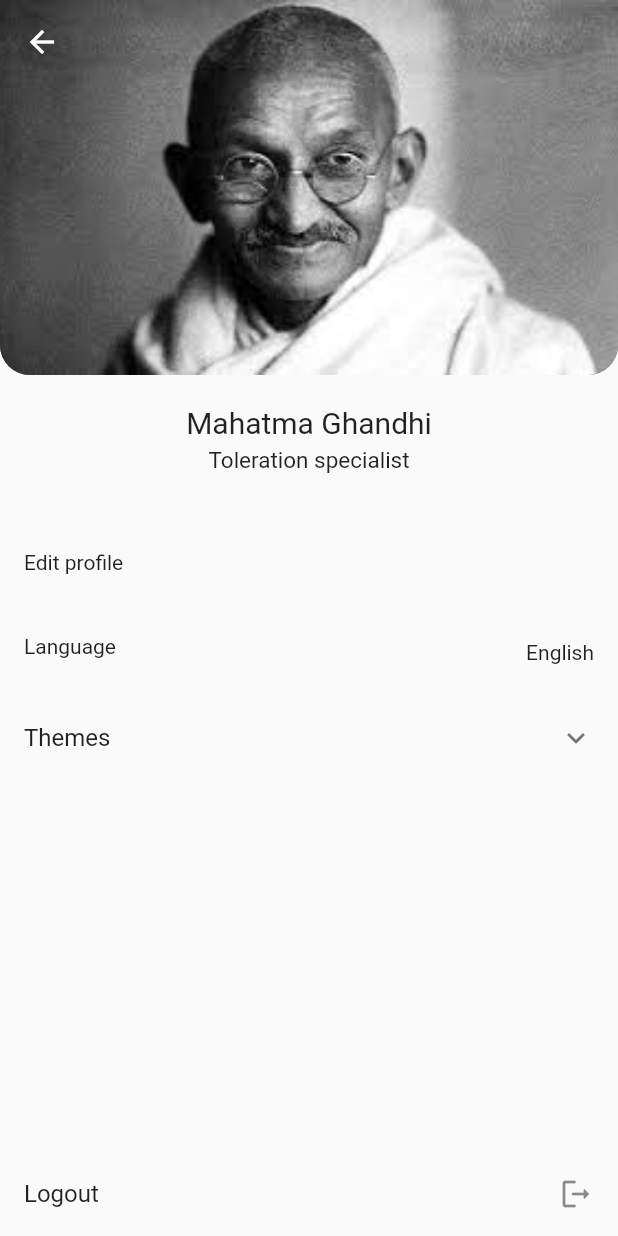
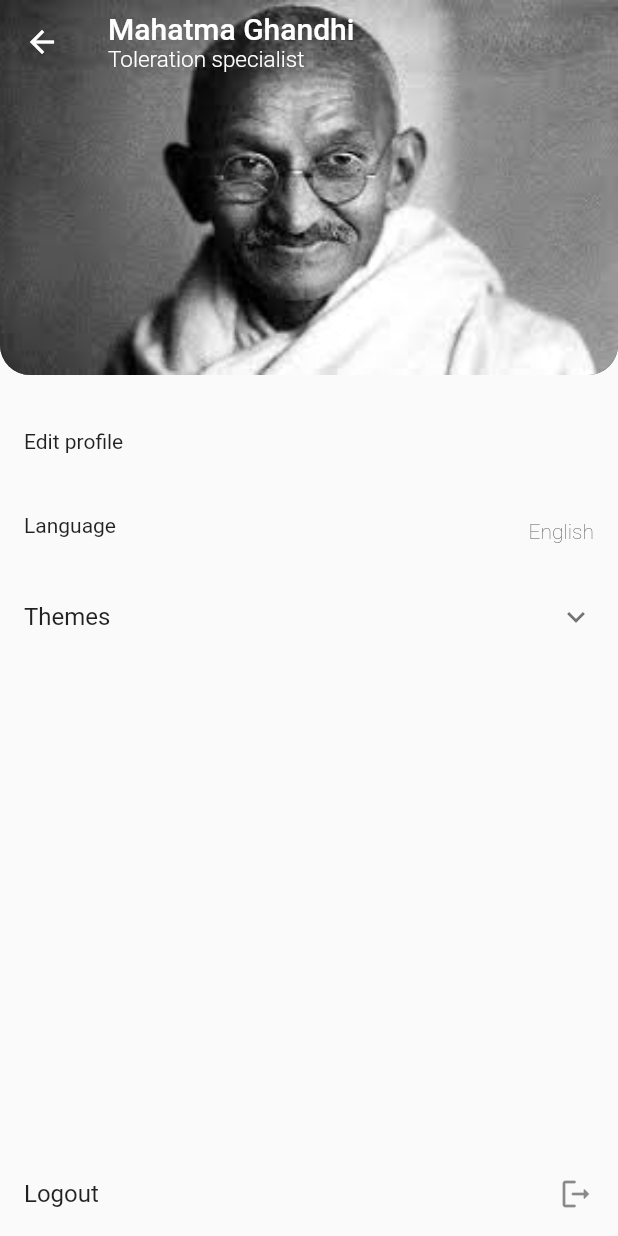
Before and after one commit to MaardinK522/trying_therapist_app, a Flutter app: the SettingsRoutePage screen opened directly, on a phone screen of 412 x 824 dp. Run offline on Flutter 3.47's test engine with Material 2 defaults, Android fonts, the phone set to English and light mode, and no system bars; our stand-ins replace badges, faker, fluttertoast, objectbox, shared_preferences, smooth_page_indicator; missing offline and left inert: qr_code_scanner; accounts and stored records are empty; generated files the repository leaves out were written again.

Commit message:
Fixed some more random UI bugs

```diff
--- a/lib/exclusive_widgets/medicine_group_bottom_sheets.dart
+++ b/lib/exclusive_widgets/medicine_group_bottom_sheets.dart
@@ -144,6 +144,7 @@ class _MedicineGroupBottomSheetsState extends State<MedicineGroupBottomSheets> {
                 Expanded(
                   child: FilledButton.tonal(
                     onPressed: () {
+                      widget.item.topic = topicNameTextController.text.trim();
                       widget.item.medicines = medicineChipsList;
                       Provider.of<MedicineGroupListViewProvider>(context,
                               listen: false)
--- a/lib/models/medicine_course_item_model.dart
+++ b/lib/models/medicine_course_item_model.dart
@@ -4,8 +4,8 @@ import 'package:objectbox/objectbox.dart';
 class MedicineGroupItemModel {
   @Id(assignable: true)
   int id = 0;
-  final String topic;
-  late List<String> medicines;
+  String topic;
+  List<String> medicines;
   bool? isExpanded;
 
   MedicineGroupItemModel({
--- a/lib/routes/settings_route_page.dart
+++ b/lib/routes/settings_route_page.dart
@@ -28,6 +28,7 @@ class _SettingsRoutePageState extends State<SettingsRoutePage> {
     for (var item in themeColors) {
       if (item.color == MyApp.of(context)?.seedColor) item.isSelected = true;
     }
+
     super.initState();
   }
 
@@ -47,10 +48,24 @@ class _SettingsRoutePageState extends State<SettingsRoutePage> {
           return [
             SliverAppBar(
               shape: const RoundedRectangleBorder(
-                  borderRadius: BorderRadius.only(
-                bottomRight: Radius.circular(20),
-                bottomLeft: Radius.circular(20),
-              )),
+                borderRadius: BorderRadius.only(
+                  bottomRight: Radius.circular(20),
+                  bottomLeft: Radius.circular(20),
+                ),
+              ),
+              title: const Column(
+                crossAxisAlignment: CrossAxisAlignment.start,
+                children: [
+                  Text(
+                    "Mahatma Ghandhi",
+                    style: TextStyle(fontSize: 20),
+                  ),
+                  Text(
+                    "Toleration specialist",
+                    style: TextStyle(fontSize: 15, fontWeight: FontWeight.w300),
+                  ),
+                ],
+              ),
               floating: true,
               expandedHeight: 250,
               flexibleSpace: ClipRRect(
@@ -77,17 +92,6 @@ class _SettingsRoutePageState extends State<SettingsRoutePage> {
                 child: Column(
                   children: [
                     SizedBox(height: MediaQuery.of(context).padding.top + 20),
-                    const Text(
-                      "Mahatma Ghandhi",
-                      style: TextStyle(fontSize: 20),
-                    ),
-                    const SizedBox(height: 5),
-                    const Text(
-                      "Toleration specialist",
-                      style: TextStyle(fontSize: 15),
-                    ),
-                    const SizedBox(height: 25),
-                    const SizedBox(height: 10),
                     ListTile(
                       onTap: () {},
                       leading: const Text("Edit profile"),
@@ -95,7 +99,10 @@ class _SettingsRoutePageState extends State<SettingsRoutePage> {
                     ListTile(
                       onTap: () {},
                       leading: const Text("Language"),
-                      trailing: const Text("English"),
+                      trailing: const Text(
+                        "English",
+                        style: TextStyle(fontWeight: FontWeight.w200),
+                      ),
                     ),
                     ExpansionTile(
                       title: const Text("Themes"),
--- a/lib/windows/chat_history_window.dart
+++ b/lib/windows/chat_history_window.dart
@@ -34,6 +34,12 @@ class ChatHistoryWindowState extends State<ChatHistoryWindow> with RouteAware {
     timer = Timer(const Duration(milliseconds: 100), () {
       updateItems();
     });
+  }
+
+  @override
+  void didPopNext() {
+    updateItems();
+    super.didPopNext();
   }
 
   @override
```
